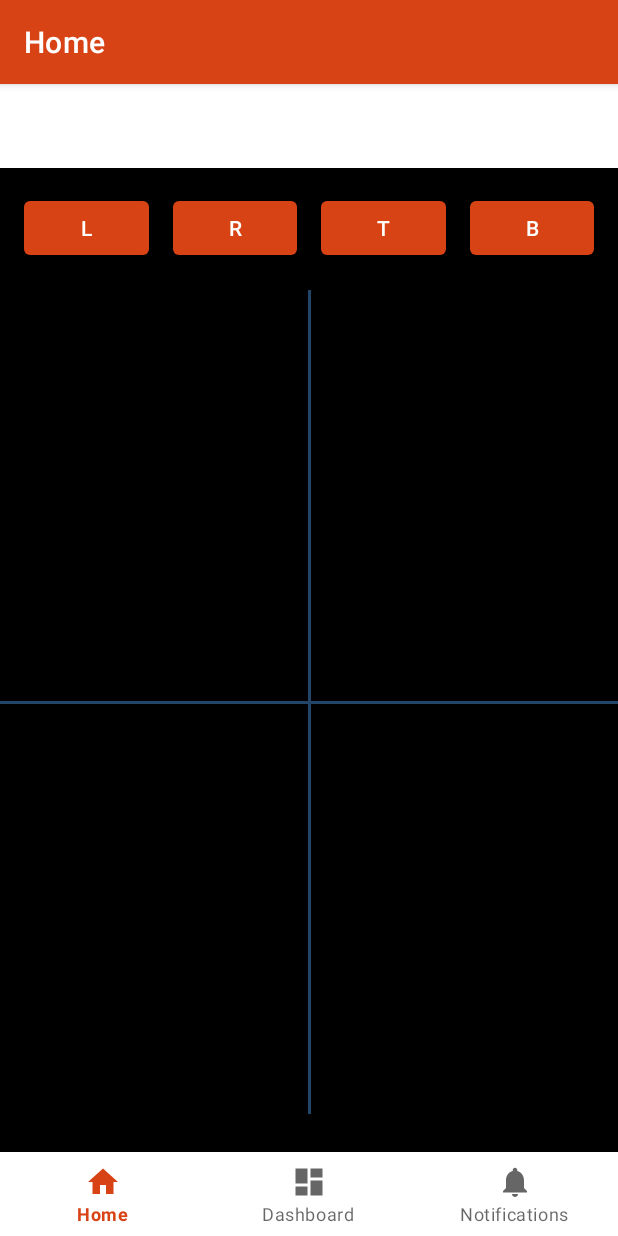
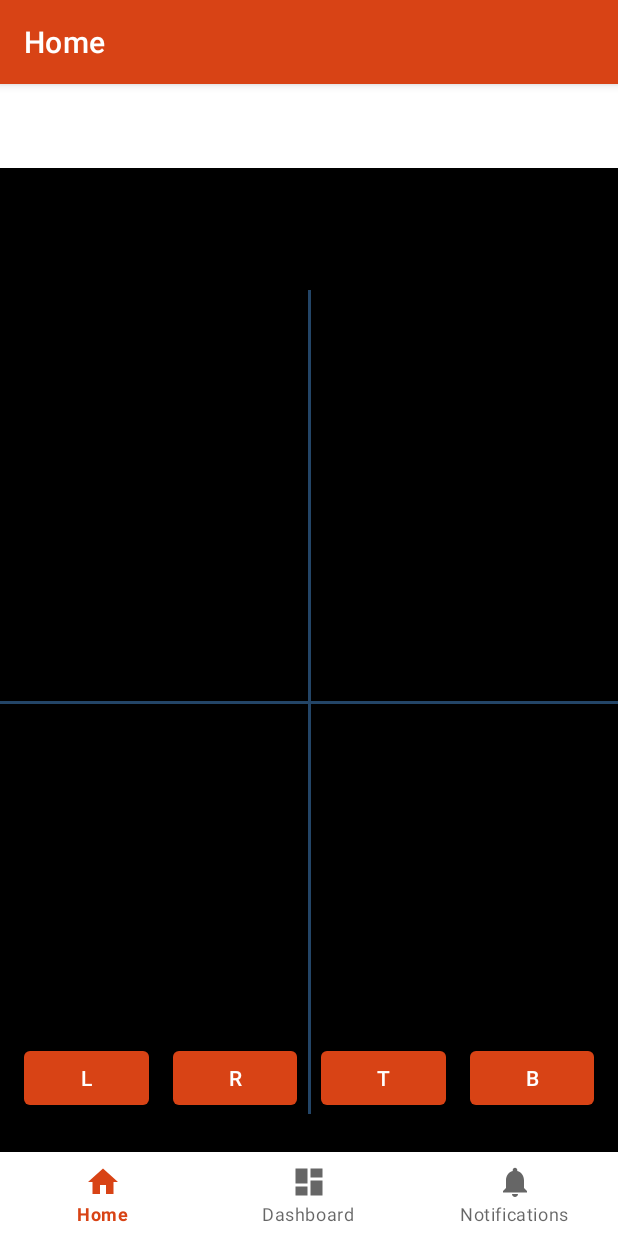
Before and after one commit to ivan-a-klymenko/ds1, an Android app: the screen it shows after launch (MainActivity), after a tap on an icon or button, on a phone screen of 412 x 824 dp. Run offline under Robolectric (Android 15) with nearby library versions, the phone set to English and light mode, and no system bars; our stand-ins replace navigation-ui; libraries missing offline, so code that uses them is left out: androidx.camera.core, androidx.camera.lifecycle; plain views replace PreviewView.

Commit message:
buttons replaced

```diff
--- a/app/src/main/res/layout/fragment_home.xml
+++ b/app/src/main/res/layout/fragment_home.xml
@@ -53,7 +53,7 @@
         android:layout_marginTop="16dp"
         app:layout_constraintStart_toStartOf="parent"
         app:layout_constraintEnd_toStartOf="@+id/bt_right"
-        app:layout_constraintTop_toTopOf="parent"/>
+        app:layout_constraintBottom_toBottomOf="@+id/view_finder"/>
 
     <Button
         android:id="@+id/bt_right"
@@ -65,7 +65,7 @@
         android:layout_marginTop="16dp"
         app:layout_constraintEnd_toStartOf="@+id/bt_top"
         app:layout_constraintStart_toEndOf="@+id/bt_left"
-        app:layout_constraintTop_toTopOf="parent"/>
+        app:layout_constraintBottom_toBottomOf="@+id/view_finder"/>
 
     <Button
         android:id="@+id/bt_top"
@@ -77,7 +77,7 @@
         android:layout_marginTop="16dp"
         app:layout_constraintEnd_toStartOf="@+id/bt_bottom"
         app:layout_constraintStart_toEndOf="@+id/bt_right"
-        app:layout_constraintTop_toTopOf="parent"/>
+        app:layout_constraintBottom_toBottomOf="@+id/view_finder"/>
 
     <Button
         android:id="@+id/bt_bottom"
@@ -89,7 +89,7 @@
         android:layout_marginEnd="16dp"
         app:layout_constraintEnd_toEndOf="parent"
         app:layout_constraintStart_toEndOf="@+id/bt_top"
-        app:layout_constraintTop_toTopOf="parent"/>
+        app:layout_constraintBottom_toBottomOf="@+id/view_finder"/>
 
     <View
         android:id="@+id/aim_vertical"
```
